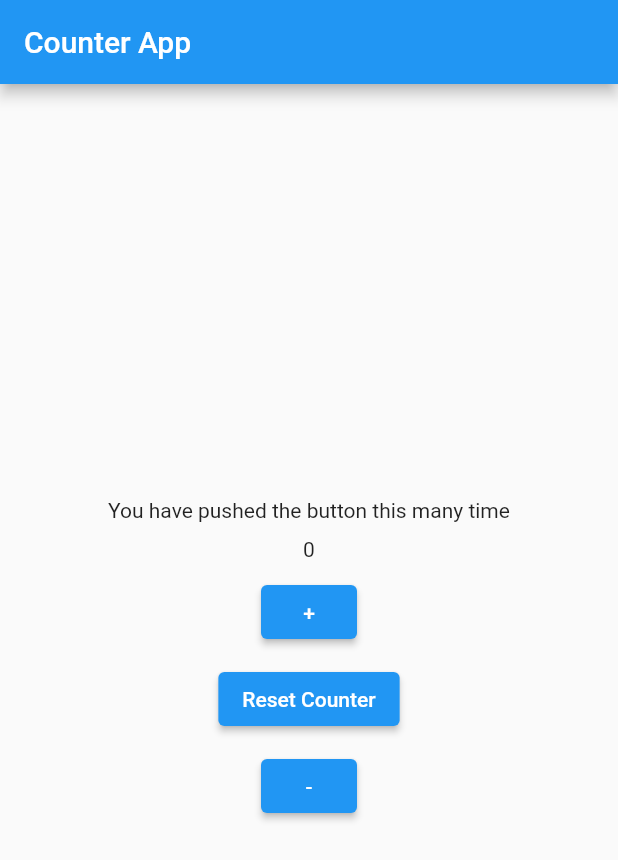
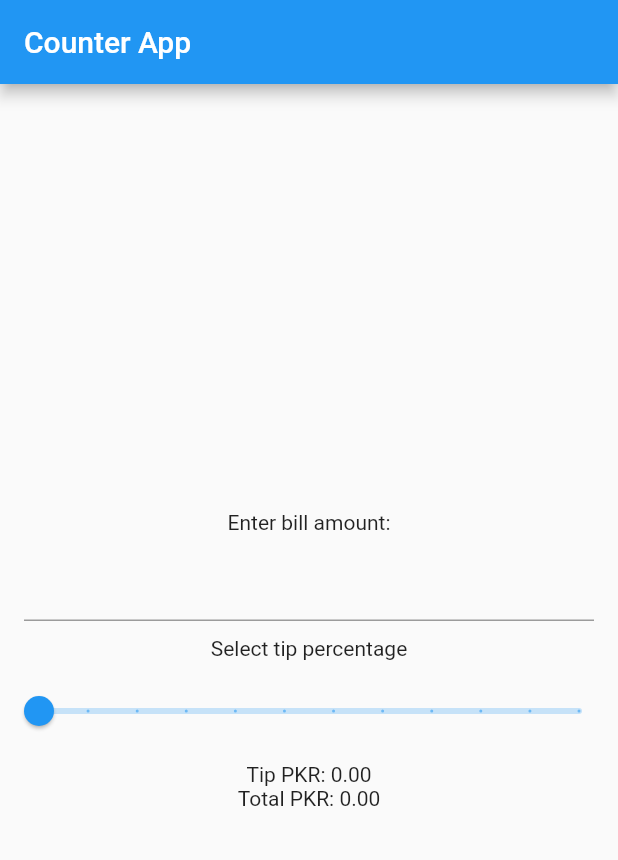
Before and after one commit to rockerhas/The-Flutter-Way, a Flutter app: the screen it shows after launch, on a phone screen of 412 x 824 dp. Shown: the top 860 px of the screen. Run offline on Flutter 3.47's test engine with Material 2 defaults, Android fonts, the phone set to English and light mode, and no system bars.

Commit message:
Added a Tip Calculator screen

```diff
--- a/lib/app/counter_app.dart
+++ b/lib/app/counter_app.dart
@@ -1,5 +1,5 @@
 import 'package:flutter/material.dart';
-import 'package:the_flutter_way/screens/counter_screen.dart';
+import 'package:the_flutter_way/screens/tip_calculator_screen.dart';
 
 class MyApp extends StatelessWidget {
   const MyApp({super.key});
@@ -16,6 +16,6 @@ class MyApp extends StatelessWidget {
         themeMode: ThemeMode.system,
         home: Scaffold(
             appBar: AppBar(title: const Text("Counter App")),
-            body: const CounterScreen()));
+            body: const TipCalculatorScreen()));
   }
 }
--- /dev/null
+++ b/lib/screens/tip_calculator_screen.dart
@@ -0,0 +1,76 @@
+import 'package:flutter/material.dart';
+
+class TipCalculatorScreen extends StatefulWidget {
+  const TipCalculatorScreen({super.key});
+
+  @override
+  State<TipCalculatorScreen> createState() => _TipCalculatorScreenState();
+}
+
+class _TipCalculatorScreenState extends State<TipCalculatorScreen> {
+  var tip = 0.00;
+  var total = 0.00;
+  var sliderValue = 0.0;
+  var tipTextFieldState = "0.0";
+
+  @override
+  Widget build(BuildContext context) {
+    return _buildTipCalculateScreen(context);
+  }
+
+  Widget _buildTipCalculateScreen(BuildContext context) {
+    return Center(
+      child: Column(
+        mainAxisSize: MainAxisSize.min,
+        children: [
+          const Text("Enter bill amount:"),
+          const SizedBox(height: 10),
+          Padding(
+            padding: const EdgeInsets.symmetric(horizontal: 16.0),
+            child: TextField(
+                keyboardType: TextInputType.number,
+                onChanged: (value) => setState(() {
+                      tipTextFieldState = value;
+                      calculateTip();
+                    })),
+          ),
+          const SizedBox(height: 10),
+          const Text("Select tip percentage"),
+          const SizedBox(height: 10),
+          Slider(
+              value: sliderValue,
+              label: sliderValue.round().toString(),
+              divisions: 11,
+              min: 0.0,
+              max: 30.0,
+              onChanged: (value) => setState(() {
+                    sliderValue = value;
+                    calculateTip();
+                  })),
+          const SizedBox(height: 10),
+          Text("Tip PKR: ${tip.toStringAsFixed(2)}"),
+          Text("Total PKR: ${total.toStringAsFixed(2)}")
+        ],
+      ),
+    );
+  }
+
+  void calculateTip() {
+    if (tipTextFieldState.isNotEmpty) {
+      var amount = double.parse(tipTextFieldState);
+      if (amount > 0) {
+        tip = (amount * sliderValue) / 100;
+        total = amount + tip;
+      } else {
+        emptyTipTotal();
+      }
+    } else {
+      emptyTipTotal();
+    }
+  }
+
+  void emptyTipTotal() {
+    total = 0.0;
+    tip = 0.0;
+  }
+}
```
Also changed, not shown: 1 other file.
